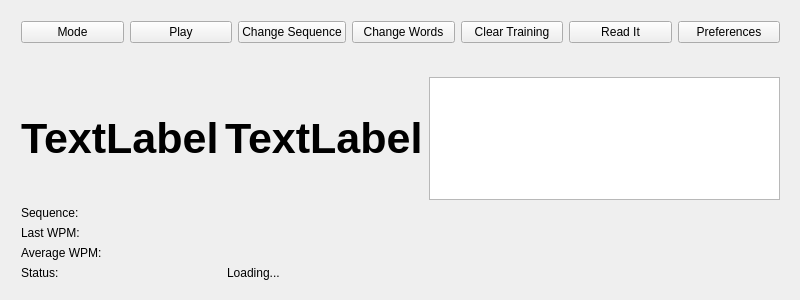
First picture: the form in MainWindow.ui, repository hardaker/CuteCW, before the edit.
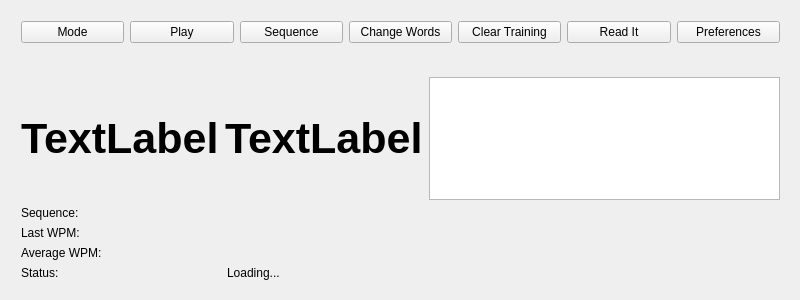
Second picture: the form after the edit.

Commit message: changee wording to shorten items.

The edit to the form file:
```diff
--- a/MainWindow.ui
+++ b/MainWindow.ui
@@ -49,7 +49,7 @@
        <item>
         <widget class="QPushButton" name="changeSequence">
          <property name="text">
-          <string>Change Sequence</string>
+          <string>Sequence</string>
          </property>
         </widget>
        </item>
```
